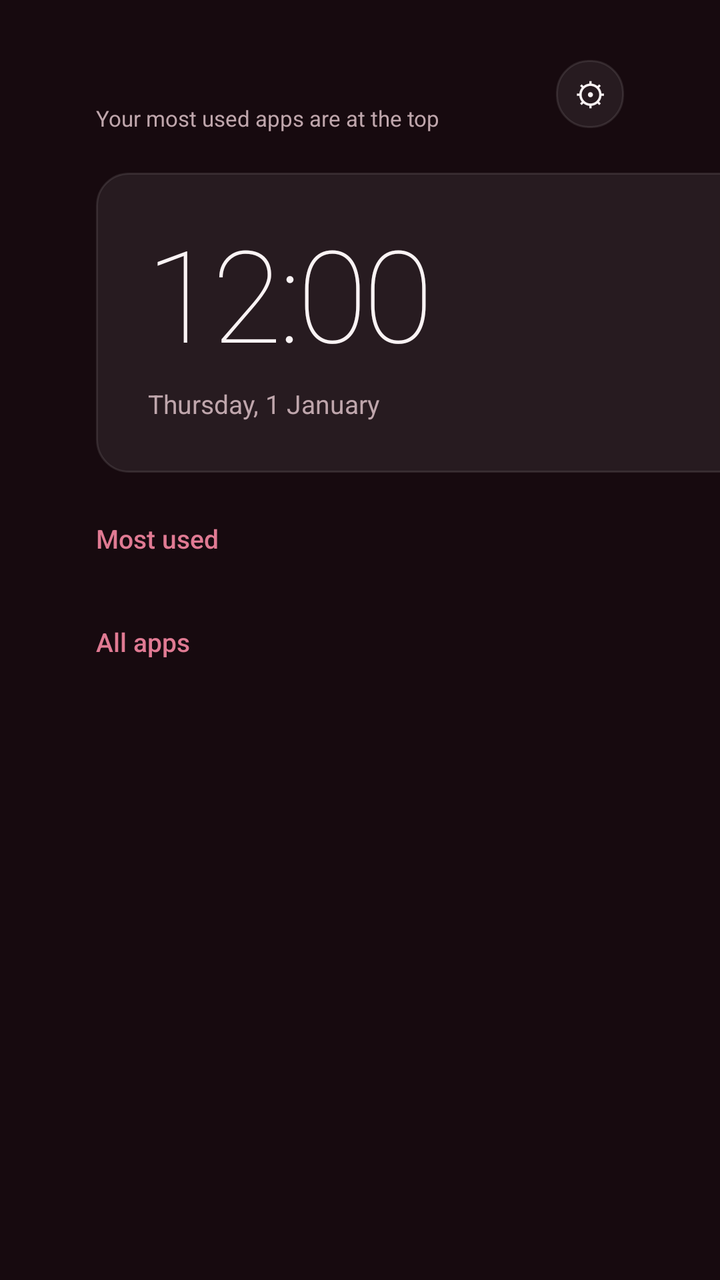
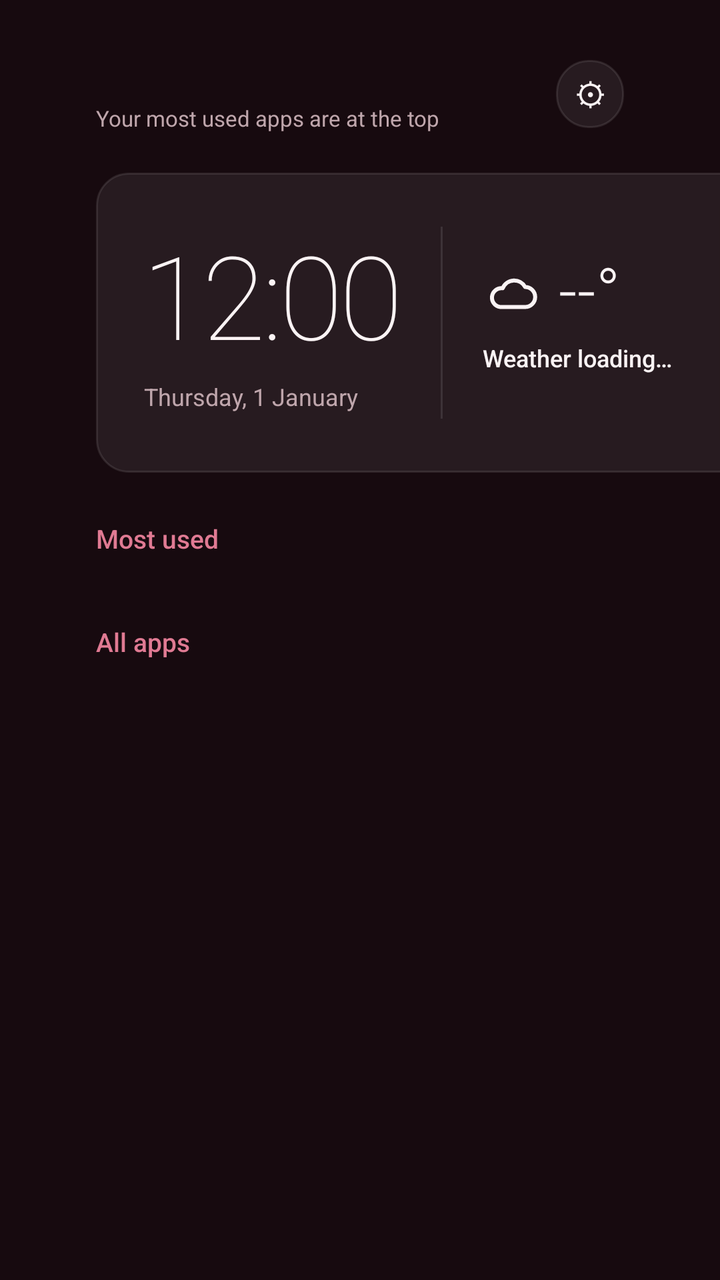

An Android layout rendered at two revisions. The XML below is the earlier revision; the diff shows what the commit changed to produce the second picture.
<!-- AndroidManifest.xml: application theme Launcher -->
<!-- res/layout/activity_main.xml -->
<?xml version="1.0" encoding="utf-8"?>
<FrameLayout xmlns:android="http://schemas.android.com/apk/res/android"
    android:layout_width="match_parent"
    android:layout_height="match_parent"
    android:background="@color/bg"
    android:clipChildren="false">

    
    <View
        android:id="@+id/glow"
        android:layout_width="640dp"
        android:layout_height="480dp"
        android:layout_gravity="top|end"
        android:layout_marginTop="-200dp"
        android:layout_marginEnd="-120dp"
        android:importantForAccessibility="no" />

    <ScrollView
        android:id="@+id/scroll"
        android:layout_width="match_parent"
        android:layout_height="match_parent"
        android:clipChildren="false"
        android:clipToPadding="false"
        android:fillViewport="true"
        android:scrollbars="none">

        <LinearLayout
            android:layout_width="match_parent"
            android:layout_height="wrap_content"
            android:clipChildren="false"
            android:clipToPadding="false"
            android:orientation="vertical"
            android:paddingStart="48dp"
            android:paddingTop="28dp"
            android:paddingEnd="48dp"
            android:paddingBottom="40dp">

            
            <LinearLayout
                android:layout_width="match_parent"
                android:layout_height="wrap_content"
                android:clipChildren="false"
                android:gravity="center_vertical"
                android:orientation="horizontal">

                <LinearLayout
                    android:layout_width="0dp"
                    android:layout_height="wrap_content"
                    android:layout_weight="1"
                    android:orientation="vertical">

                    <TextView
                        android:id="@+id/greeting"
                        android:layout_width="wrap_content"
                        android:layout_height="wrap_content"
                        android:fontFamily="sans-serif-medium"
                        android:textColor="@color/text"
                        android:textSize="16sp" />

                    <TextView
                        android:layout_width="wrap_content"
                        android:layout_height="wrap_content"
                        android:layout_marginTop="2dp"
                        android:text="@string/subtitle"
                        android:textColor="@color/muted"
                        android:textSize="11sp" />
                </LinearLayout>

                <TextView
                    android:id="@+id/settingsBtn"
                    android:layout_width="34dp"
                    android:layout_height="34dp"
                    android:background="@drawable/card"
                    android:contentDescription="@string/settings"
                    android:focusable="true"
                    android:gravity="center"
                    android:text="⚙"
                    android:textColor="@color/text"
                    android:textSize="16sp" />
            </LinearLayout>

            
            <LinearLayout
                android:layout_width="match_parent"
                android:layout_height="150dp"
                android:layout_marginTop="20dp"
                android:orientation="horizontal">

                <LinearLayout
                    android:layout_width="380dp"
                    android:layout_height="match_parent"
                    android:background="@drawable/card"
                    android:gravity="center_vertical"
                    android:orientation="vertical"
                    android:paddingStart="26dp"
                    android:paddingEnd="26dp">

                    <TextClock
                        android:layout_width="wrap_content"
                        android:layout_height="wrap_content"
                        android:fontFamily="sans-serif-thin"
                        android:format12Hour="h:mm"
                        android:format24Hour="H:mm"
                        android:includeFontPadding="false"
                        android:letterSpacing="-0.03"
                        android:textColor="@color/text"
                        android:textSize="64sp" />

                    <TextClock
                        android:layout_width="wrap_content"
                        android:layout_height="wrap_content"
                        android:layout_marginTop="6dp"
                        android:format12Hour="EEEE, d MMMM"
                        android:format24Hour="EEEE, d MMMM"
                        android:textColor="@color/muted"
                        android:textSize="13sp" />
                </LinearLayout>

                <FrameLayout
                    android:id="@+id/previewPanel"
                    android:layout_width="0dp"
                    android:layout_height="match_parent"
                    android:layout_marginStart="16dp"
                    android:layout_weight="1">

                    <LinearLayout
                        android:layout_width="match_parent"
                        android:layout_height="match_parent"
                        android:gravity="bottom"
                        android:orientation="vertical"
                        android:padding="22dp">

                        <TextView
                            android:id="@+id/previewName"
                            android:layout_width="wrap_content"
                            android:layout_height="wrap_content"
                            android:ellipsize="end"
                            android:fontFamily="sans-serif-black"
                            android:maxLines="1"
                            android:textColor="#FFFFFF"
                            android:textSize="30sp" />

                        <TextView
                            android:layout_width="wrap_content"
                            android:layout_height="wrap_content"
                            android:layout_marginTop="4dp"
                            android:alpha="0.85"
                            android:text="@string/open_hint"
                            android:textColor="#FFFFFF"
                            android:textSize="11sp" />
                    </LinearLayout>
                </FrameLayout>
            </LinearLayout>

            <TextView
                android:layout_width="wrap_content"
                android:layout_height="wrap_content"
                android:layout_marginTop="24dp"
                android:fontFamily="sans-serif-medium"
                android:text="@string/most_used"
                android:textColor="@color/accent"
                android:textSize="13sp" />

            <LinearLayout
                android:id="@+id/favRow"
                android:layout_width="match_parent"
                android:layout_height="wrap_content"
                android:layout_marginTop="10dp"
                android:clipChildren="false"
                android:clipToPadding="false"
                android:orientation="horizontal" />

            <TextView
                android:layout_width="wrap_content"
                android:layout_height="wrap_content"
                android:layout_marginTop="24dp"
                android:fontFamily="sans-serif-medium"
                android:text="@string/all_apps"
                android:textColor="@color/accent"
                android:textSize="13sp" />

            <GridLayout
                android:id="@+id/grid"
                android:layout_width="match_parent"
                android:layout_height="wrap_content"
                android:layout_marginTop="10dp"
                android:clipChildren="false"
                android:clipToPadding="false"
                android:columnCount="8"
                android:useDefaultMargins="false" />
        </LinearLayout>
    </ScrollView>
</FrameLayout>
<!-- resources referenced by this layout -->
<resources>
  <color name="accent">#E07A93</color>
  <color name="bg">#170A0F</color>
  <color name="muted">#BFA6AC</color>
  <color name="text">#FAF3F4</color>
  <!-- drawable card (drawable) -->
  <?xml version="1.0" encoding="utf-8"?>
  <shape xmlns:android="http://schemas.android.com/apk/res/android" android:shape="rectangle">
      <solid android:color="@color/surface" />
      <stroke android:width="1dp" android:color="@color/line" />
      <corners android:radius="16dp" />
  </shape>
  <string name="all_apps">All apps</string>
  <string name="most_used">Most used</string>
  <string name="open_hint">Press OK to open</string>
  <string name="settings">Settings</string>
  <string name="subtitle">Your most used apps are at the top</string>
  <style name="Launcher" parent="@android:style/Theme.DeviceDefault.NoActionBar">
          <item name="android:windowBackground">@color/bg</item>
          <item name="android:windowNoTitle">true</item>
          <item name="android:windowFullscreen">true</item>
          <item name="android:windowShowWallpaper">false</item>
          <item name="android:colorAccent">@color/accent</item>
      </style>
  <color name="surface">#12FFFFFF</color>
  <color name="line">#1AFFFFFF</color>
</resources>

<!-- the commit's change to res/layout/activity_main.xml (unified diff, before → after) -->
@@ -87,33 +87,98 @@
                 android:orientation="horizontal">
 
                 <LinearLayout
-                    android:layout_width="380dp"
+                    android:layout_width="460dp"
                     android:layout_height="match_parent"
                     android:background="@drawable/card"
                     android:gravity="center_vertical"
-                    android:orientation="vertical"
-                    android:paddingStart="26dp"
-                    android:paddingEnd="26dp">
-
-                    <TextClock
+                    android:orientation="horizontal"
+                    android:paddingStart="24dp"
+                    android:paddingEnd="22dp">
+
+                    <LinearLayout
                         android:layout_width="wrap_content"
                         android:layout_height="wrap_content"
-                        android:fontFamily="sans-serif-thin"
-                        android:format12Hour="h:mm"
-                        android:format24Hour="H:mm"
-                        android:includeFontPadding="false"
-                        android:letterSpacing="-0.03"
-                        android:textColor="@color/text"
-                        android:textSize="64sp" />
-
-                    <TextClock
-                        android:layout_width="wrap_content"
-                        android:layout_height="wrap_content"
-                        android:layout_marginTop="6dp"
-                        android:format12Hour="EEEE, d MMMM"
-                        android:format24Hour="EEEE, d MMMM"
-                        android:textColor="@color/muted"
-                        android:textSize="13sp" />
+                        android:orientation="vertical">
+
+                        <TextClock
+                            android:layout_width="wrap_content"
+                            android:layout_height="wrap_content"
+                            android:fontFamily="sans-serif-thin"
+                            android:format12Hour="h:mm"
+                            android:format24Hour="H:mm"
+                            android:includeFontPadding="false"
+                            android:letterSpacing="-0.03"
+                            android:textColor="@color/text"
+                            android:textSize="58sp" />
+
+                        <TextClock
+                            android:layout_width="wrap_content"
+                            android:layout_height="wrap_content"
+                            android:layout_marginTop="6dp"
+                            android:format12Hour="EEEE, d MMMM"
+                            android:format24Hour="EEEE, d MMMM"
+                            android:textColor="@color/muted"
+                            android:textSize="12sp" />
+                    </LinearLayout>
+
+                    <View
+                        android:layout_width="1dp"
+                        android:layout_height="96dp"
+                        android:layout_marginStart="20dp"
+                        android:layout_marginEnd="20dp"
+                        android:background="@color/line" />
+
+                    <LinearLayout
+                        android:id="@+id/weatherBox"
+                        android:layout_width="0dp"
+                        android:layout_height="wrap_content"
+                        android:layout_weight="1"
+                        android:orientation="vertical">
+
+                        <LinearLayout
+                            android:layout_width="wrap_content"
+                            android:layout_height="wrap_content"
+                            android:gravity="center_vertical"
+                            android:orientation="horizontal">
+
+                            <ImageView
+                                android:id="@+id/weatherIcon"
+                                android:layout_width="30dp"
+                                android:layout_height="30dp"
+                                android:importantForAccessibility="no"
+                                android:src="@drawable/ic_cloud" />
+
+                            <TextView
+                                android:id="@+id/weatherTemp"
+                                android:layout_width="wrap_content"
+                                android:layout_height="wrap_content"
+                                android:layout_marginStart="8dp"
+                                android:fontFamily="sans-serif-light"
+                                android:includeFontPadding="false"
+                                android:text="--°"
+                                android:textColor="@color/text"
+                                android:textSize="32sp" />
+                        </LinearLayout>
+
+                        <TextView
+                            android:id="@+id/weatherLabel"
+                            android:layout_width="wrap_content"
+                            android:layout_height="wrap_content"
+                            android:layout_marginTop="6dp"
+                            android:ellipsize="end"
+                            android:fontFamily="sans-serif-medium"
+                            android:maxLines="1"
+                            android:text="@string/weather_loading"
+                            android:textColor="@color/text"
+                            android:textSize="12sp" />
+
+                        <LinearLayout
+                            android:id="@+id/weatherChips"
+                            android:layout_width="wrap_content"
+                            android:layout_height="wrap_content"
+                            android:layout_marginTop="8dp"
+                            android:orientation="horizontal" />
+                    </LinearLayout>
                 </LinearLayout>
 
                 <FrameLayout
<!-- resource entries referenced after the edit -->
@@ -11,11 +11,21 @@
       <stroke android:width="1dp" android:color="@color/line" />
       <corners android:radius="16dp" />
   </shape>
+  <!-- drawable ic_cloud (drawable) -->
+  <?xml version="1.0" encoding="utf-8"?>
+  <vector xmlns:android="http://schemas.android.com/apk/res/android"
+      android:width="24dp"
+      android:height="24dp"
+      android:viewportWidth="24"
+      android:viewportHeight="24">
+      <path android:fillColor="#00000000" android:strokeColor="#FAF3F4" android:strokeWidth="1.6" android:strokeLineCap="round" android:strokeLineJoin="round" android:pathData="M7,18L17,18A4,4 0 0,0 17,10A5,5 0 0,0 8,10.5A3.75,3.75 0 0,0 7,18Z" />
+  </vector>
   <string name="all_apps">All apps</string>
   <string name="most_used">Most used</string>
   <string name="open_hint">Press OK to open</string>
   <string name="settings">Settings</string>
   <string name="subtitle">Your most used apps are at the top</string>
+  <string name="weather_loading">Weather loading…</string>
   <style name="Launcher" parent="@android:style/Theme.DeviceDefault.NoActionBar">
           <item name="android:windowBackground">@color/bg</item>
           <item name="android:windowNoTitle">true</item>
